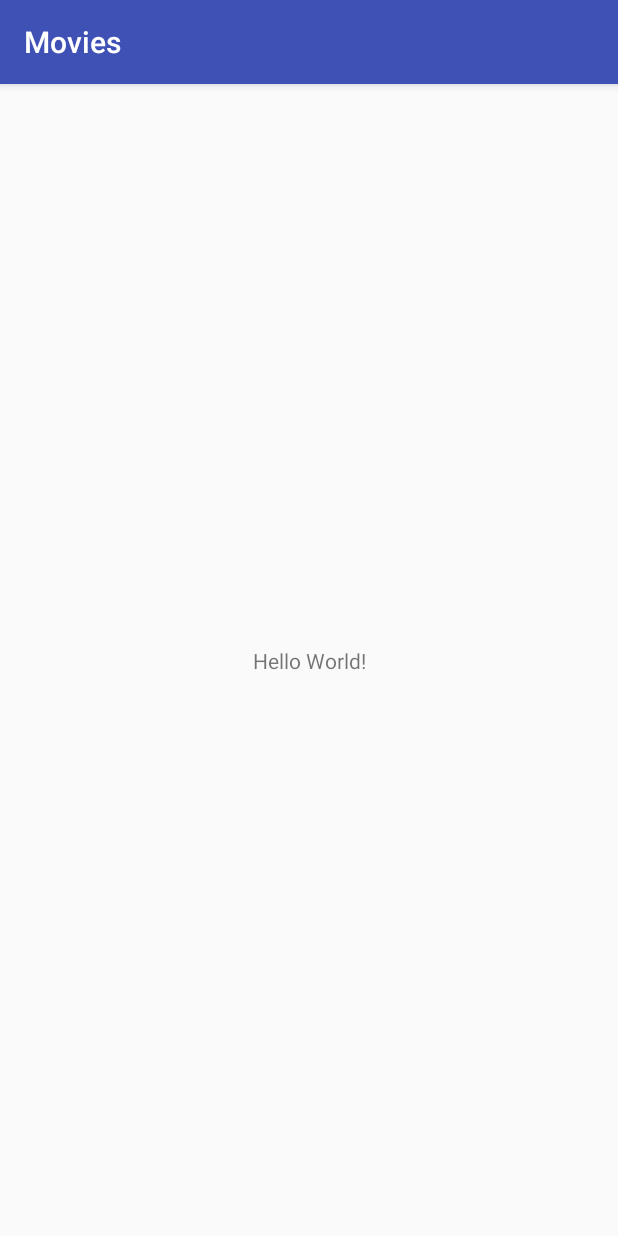
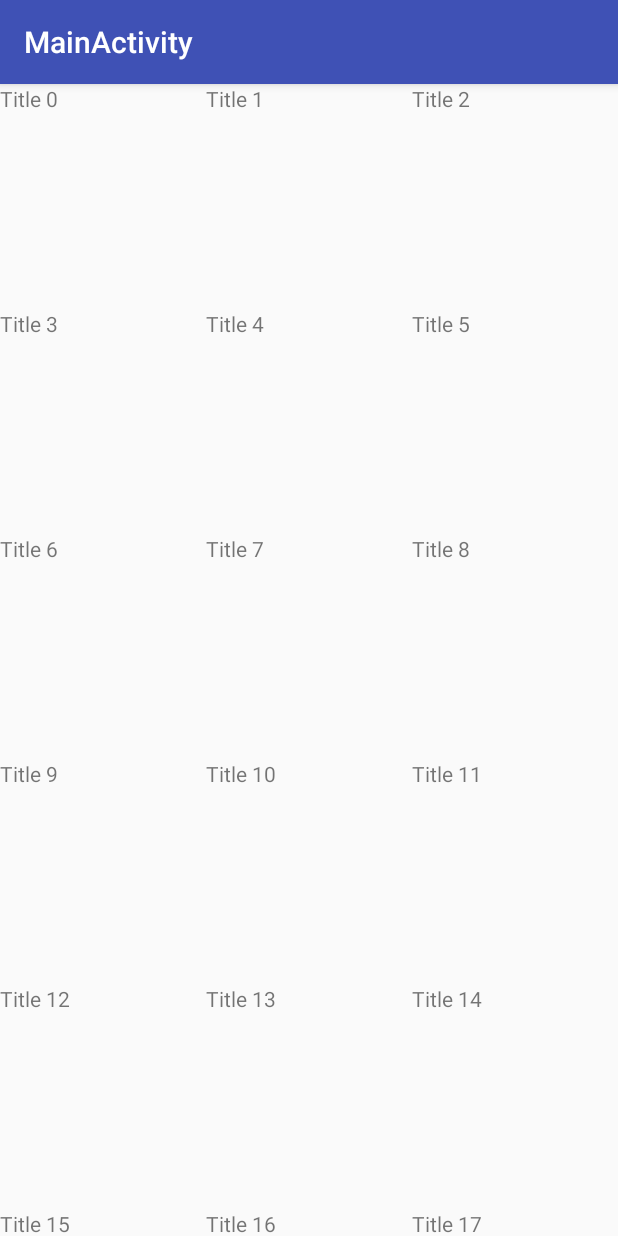
Before and after one commit to arwi74/Movies, an Android app: the screen it shows after launch (MainActivity), on a phone screen of 412 x 824 dp. Run offline under Robolectric (Android 15) with nearby library versions, the phone set to English and light mode, and no system bars; our stand-ins replace data binding; libraries missing offline, so code that uses them is left out: javax.annotation.

Commit message:
RecyclerView and adapter (not completed)

```diff
--- a/app/build.gradle
+++ b/app/build.gradle
@@ -16,14 +16,20 @@ android {
             proguardFiles getDefaultProguardFile('proguard-android.txt'), 'proguard-rules.pro'
         }
     }
+    dataBinding {
+        enabled = true
+    }
 }
 
 dependencies {
     implementation fileTree(include: ['*.jar'], dir: 'libs')
     implementation 'com.android.support:appcompat-v7:27.0.2'
+    implementation 'com.android.support:support-v4:27.0.2'
     implementation 'com.android.support.constraint:constraint-layout:1.0.2'
     implementation 'com.google.code.gson:gson:2.8.2'
     implementation 'org.glassfish:javax.annotation:10.0-b28'
+    implementation 'com.android.support:recyclerview-v7:27.0.2'
+    implementation 'com.android.support:design:27.0.2'
     testImplementation 'junit:junit:4.12'
     androidTestImplementation 'com.android.support.test:runner:1.0.1'
     androidTestImplementation 'com.android.support.test.espresso:espresso-core:3.0.1'
--- a/app/src/main/AndroidManifest.xml
+++ b/app/src/main/AndroidManifest.xml
@@ -9,7 +9,10 @@
         android:roundIcon="@mipmap/ic_launcher_round"
         android:supportsRtl="true"
         android:theme="@style/AppTheme">
-        <activity android:name=".MainActivity">
+        <activity
+            android:name=".MainActivity"
+            android:label="@string/title_activity_main"
+            android:theme="@style/AppTheme.NoActionBar">
             <intent-filter>
                 <action android:name="android.intent.action.MAIN" />
 
--- a/app/src/main/java/com/example/arek/movies/MainActivity.java
+++ b/app/src/main/java/com/example/arek/movies/MainActivity.java
@@ -1,13 +1,56 @@
 package com.example.arek.movies;
 
+import android.databinding.DataBindingUtil;
+import android.os.Bundle;
 import android.support.v7.app.AppCompatActivity;
-import android.os.Bundle;
+import android.support.v7.widget.GridLayoutManager;
+import android.support.v7.widget.RecyclerView;
+import android.support.v7.widget.Toolbar;
+
+import com.example.arek.movies.adapter.MoviesAdapter;
+import com.example.arek.movies.databinding.ActivityMainBinding;
+import com.example.arek.movies.model.Movie;
+import com.example.arek.movies.model.MovieDbResult;
+
+import java.util.ArrayList;
 
 public class MainActivity extends AppCompatActivity {
+
+    private ActivityMainBinding mBinding;
+    private RecyclerView mRecycler;
+    private MoviesAdapter mAdapter;
+    private MovieDbResult mResult;
 
     @Override
     protected void onCreate(Bundle savedInstanceState) {
         super.onCreate(savedInstanceState);
-        setContentView(R.layout.activity_main);
+        //setContentView(R.layout.activity_main);
+        mBinding = DataBindingUtil.setContentView(this,R.layout.activity_main);
+        Toolbar toolbar = mBinding.toolbar;
+
+        fakeData();
+        mAdapter = new MoviesAdapter(mResult);
+
+        mRecycler = mBinding.content.recyclerView;
+        mRecycler.setAdapter(mAdapter);
+        mRecycler.setLayoutManager(new GridLayoutManager(this,3));
+
+
+
+        setSupportActionBar(toolbar);
+
+
     }
+
+    private void fakeData() {
+        mResult = new MovieDbResult();
+        ArrayList<Movie> movies = new ArrayList();
+        for(int i =0;i<20;i++){
+            Movie movie = new Movie();
+            movie.setTitle("Title "+i);
+            movies.add(movie);
+        }
+        mResult.setMovies(movies);
+    }
+
 }
--- /dev/null
+++ b/app/src/main/java/com/example/arek/movies/adapter/MoviesAdapter.java
@@ -0,0 +1,58 @@
+package com.example.arek.movies.adapter;
+
+import android.content.Context;
+import android.support.v7.widget.RecyclerView;
+import android.view.LayoutInflater;
+import android.view.View;
+import android.view.ViewGroup;
+import android.widget.ImageView;
+import android.widget.TextView;
+
+import com.example.arek.movies.R;
+import com.example.arek.movies.model.MovieDbResult;
+
+import java.util.zip.Inflater;
+
+/**
+ * Created by Arkadiusz Wilczek on 19.02.18.
+ */
+
+public class MoviesAdapter extends RecyclerView.Adapter<MoviesAdapter.ViewHolder> {
+    MovieDbResult mResult;
+
+    public MoviesAdapter(MovieDbResult result){
+        mResult = result;
+    }
+
+
+    @Override
+    public ViewHolder onCreateViewHolder(ViewGroup parent, int viewType) {
+        Context context = parent.getContext();
+        LayoutInflater inflater = LayoutInflater.from(context);
+        View view = inflater.inflate(R.layout.recycler_item,parent,false);
+        return new ViewHolder(view);
+    }
+
+    @Override
+    public void onBindViewHolder(ViewHolder holder, int position) {
+        holder.id.setText(mResult.getMovies().get(position).getTitle());
+    }
+
+    @Override
+    public int getItemCount() {
+        if ( mResult != null )
+            return mResult.getMovies().size();
+        return 0;
+    }
+
+
+    public class ViewHolder extends RecyclerView.ViewHolder {
+        ImageView poster;
+        TextView id;
+        public ViewHolder(View itemView) {
+            super(itemView);
+            poster = itemView.findViewById(R.id.item_poster);
+            id = itemView.findViewById(R.id.item_id);
+        }
+    }
+}
--- a/app/src/main/java/com/example/arek/movies/model/Result.java
+++ b/app/src/main/java/com/example/arek/movies/model/MovieDbResult.java
@@ -7,7 +7,7 @@ import com.google.gson.annotations.SerializedName;
 
 @Generated("net.hexar.json2pojo")
 @SuppressWarnings("unused")
-public class Result {
+public class MovieDbResult {
 
     @SerializedName("page")
     private Long page;
--- a/app/src/main/res/layout/activity_main.xml
+++ b/app/src/main/res/layout/activity_main.xml
@@ -1,18 +1,28 @@
 <?xml version="1.0" encoding="utf-8"?>
-<android.support.constraint.ConstraintLayout xmlns:android="http://schemas.android.com/apk/res/android"
+<layout>
+<android.support.design.widget.CoordinatorLayout xmlns:android="http://schemas.android.com/apk/res/android"
     xmlns:app="http://schemas.android.com/apk/res-auto"
     xmlns:tools="http://schemas.android.com/tools"
     android:layout_width="match_parent"
     android:layout_height="match_parent"
     tools:context="com.example.arek.movies.MainActivity">
 
-    <TextView
-        android:layout_width="wrap_content"
+    <android.support.design.widget.AppBarLayout
+        android:layout_width="match_parent"
         android:layout_height="wrap_content"
-        android:text="Hello World!"
-        app:layout_constraintBottom_toBottomOf="parent"
-        app:layout_constraintLeft_toLeftOf="parent"
-        app:layout_constraintRight_toRightOf="parent"
-        app:layout_constraintTop_toTopOf="parent" />
+        android:theme="@style/AppTheme.AppBarOverlay">
 
-</android.support.constraint.ConstraintLayout>
+        <android.support.v7.widget.Toolbar
+            android:id="@+id/toolbar"
+            android:layout_width="match_parent"
+            android:layout_height="?attr/actionBarSize"
+            android:background="?attr/colorPrimary"
+            app:popupTheme="@style/AppTheme.PopupOverlay" />
+
+    </android.support.design.widget.AppBarLayout>
+
+    <include layout="@layout/content_main"
+        android:id="@+id/content"/>
+
+</android.support.design.widget.CoordinatorLayout>
+</layout>
--- /dev/null
+++ b/app/src/main/res/layout/content_main.xml
@@ -0,0 +1,23 @@
+<?xml version="1.0" encoding="utf-8"?>
+<layout>
+<android.support.constraint.ConstraintLayout xmlns:android="http://schemas.android.com/apk/res/android"
+    xmlns:app="http://schemas.android.com/apk/res-auto"
+    xmlns:tools="http://schemas.android.com/tools"
+    android:layout_width="match_parent"
+    android:layout_height="match_parent"
+    app:layout_behavior="@string/appbar_scrolling_view_behavior"
+    tools:context="com.example.arek.movies.MainActivity"
+    tools:showIn="@layout/activity_main">
+
+    <android.support.v7.widget.RecyclerView
+        android:id="@+id/recycler_view"
+        android:layout_width="0dp"
+        android:layout_height="0dp"
+        app:layout_constraintBottom_toBottomOf="parent"
+        app:layout_constraintEnd_toEndOf="parent"
+        app:layout_constraintStart_toStartOf="parent"
+        app:layout_constraintTop_toTopOf="parent" />
+
+
+</android.support.constraint.ConstraintLayout>
+</layout>
--- /dev/null
+++ b/app/src/main/res/layout/recycler_item.xml
@@ -0,0 +1,15 @@
+<?xml version="1.0" encoding="utf-8"?>
+<FrameLayout xmlns:android="http://schemas.android.com/apk/res/android"
+    android:layout_width="match_parent" android:layout_height="wrap_content">
+
+    <ImageView
+        android:id="@+id/item_poster"
+        android:layout_width="wrap_content"
+        android:layout_height="wrap_content" />
+
+    <TextView
+        android:id="@+id/item_id"
+        android:layout_width="wrap_content"
+        android:layout_height="150dp" />
+
+</FrameLayout>
--- /dev/null
+++ b/app/src/main/res/values/dimens.xml
@@ -0,0 +1,3 @@
+<resources>
+    <dimen name="fab_margin">16dp</dimen>
+</resources>
--- a/app/src/main/res/values/strings.xml
+++ b/app/src/main/res/values/strings.xml
@@ -1,3 +1,4 @@
 <resources>
     <string name="app_name">Movies</string>
+    <string name="title_activity_main">MainActivity</string>
 </resources>
--- a/app/src/main/res/values/styles.xml
+++ b/app/src/main/res/values/styles.xml
@@ -8,4 +8,13 @@
         <item name="colorAccent">@color/colorAccent</item>
     </style>
 
+    <style name="AppTheme.NoActionBar">
+        <item name="windowActionBar">false</item>
+        <item name="windowNoTitle">true</item>
+    </style>
+
+    <style name="AppTheme.AppBarOverlay" parent="ThemeOverlay.AppCompat.Dark.ActionBar" />
+
+    <style name="AppTheme.PopupOverlay" parent="ThemeOverlay.AppCompat.Light" />
+
 </resources>
```
Also changed, not shown: 1 other file.
